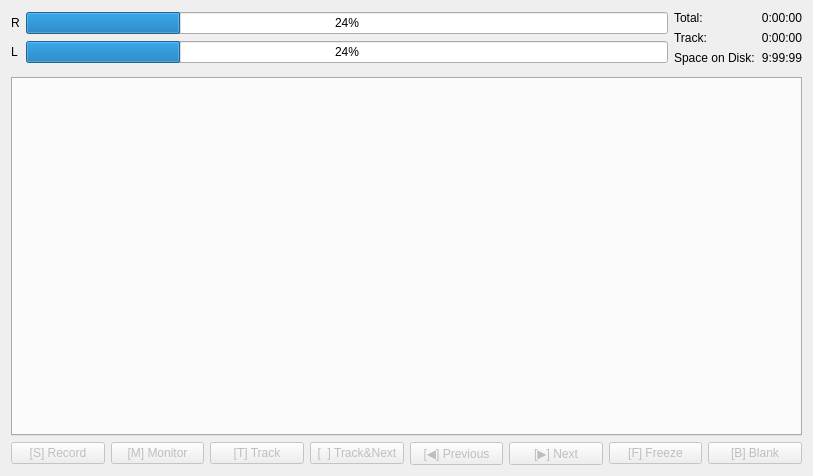
First picture: the form in main/mainwindow.ui, repository genosse-einhorn/FishyRecorder, before the edit.
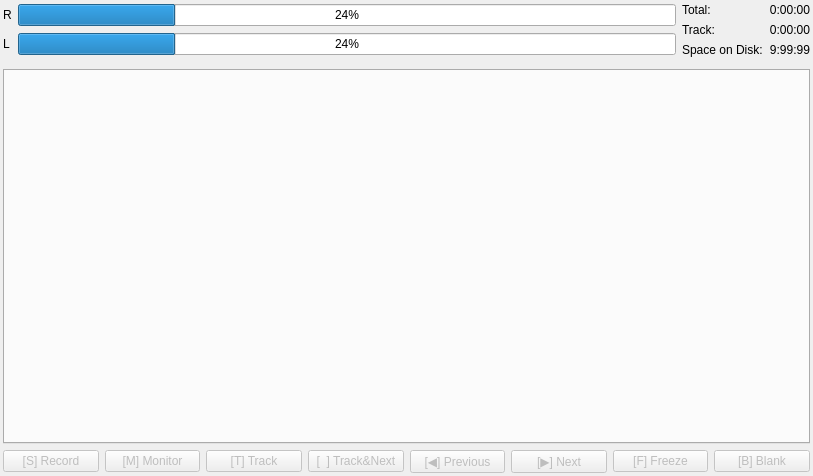
Second picture: the form after the edit. Custom widgets are drawn as their Qt base class.

Commit message:
Darken color Scheme and minimize window padding
I'm not convinced yet, but the target machine's screen
size is so small, every pixel counts.

Diff of the .ui file:
```diff
--- a/main/mainwindow.ui
+++ b/main/mainwindow.ui
@@ -24,6 +24,18 @@
   </property>
   <widget class="QWidget" name="centralWidget">
    <layout class="QGridLayout" name="gridLayout_2">
+    <property name="leftMargin">
+     <number>3</number>
+    </property>
+    <property name="topMargin">
+     <number>3</number>
+    </property>
+    <property name="rightMargin">
+     <number>3</number>
+    </property>
+    <property name="bottomMargin">
+     <number>3</number>
+    </property>
     <item row="1" column="0">
      <widget class="Error::Widget" name="recordingErrorDisplay" native="true">
       <property name="autoFillBackground">
```
The commit also changes 1 other file.
